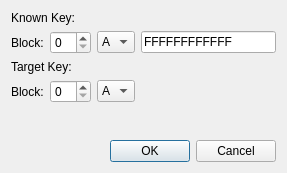
Old version of the form mf_attack_hardnesteddialog.ui in the repository wh201906/Proxmark3GUI.
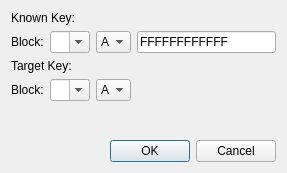
New version of the form.

The edit to the form file:
```diff
--- a/mf_attack_hardnesteddialog.ui
+++ b/mf_attack_hardnesteddialog.ui
@@ -31,14 +31,38 @@
       </widget>
      </item>
      <item>
-      <widget class="QSpinBox" name="knownKeySectorBox">
-       <property name="maximum">
-        <number>63</number>
+      <widget class="QComboBox" name="knownKeySectorBox">
+       <property name="minimumSize">
+        <size>
+         <width>40</width>
+         <height>0</height>
+        </size>
+       </property>
+       <property name="maximumSize">
+        <size>
+         <width>40</width>
+         <height>16777215</height>
+        </size>
+       </property>
+       <property name="editable">
+        <bool>true</bool>
        </property>
       </widget>
      </item>
      <item>
       <widget class="QComboBox" name="knownKeyTypeBox">
+       <property name="minimumSize">
+        <size>
+         <width>35</width>
+         <height>0</height>
+        </size>
+       </property>
+       <property name="maximumSize">
+        <size>
+         <width>35</width>
+         <height>16777215</height>
+        </size>
+       </property>
        <item>
         <property name="text">
          <string>A</string>
@@ -77,14 +101,38 @@
       </widget>
      </item>
      <item>
-      <widget class="QSpinBox" name="targetKeySectorBox">
-       <property name="maximum">
-        <number>63</number>
+      <widget class="QComboBox" name="targetKeySectorBox">
+       <property name="minimumSize">
+        <size>
+         <width>40</width>
+         <height>0</height>
+        </size>
+       </property>
+       <property name="maximumSize">
+        <size>
+         <width>40</width>
+         <height>16777215</height>
+        </size>
+       </property>
+       <property name="editable">
+        <bool>true</bool>
        </property>
       </widget>
      </item>
      <item>
       <widget class="QComboBox" name="targetKeyTypeBox">
+       <property name="minimumSize">
+        <size>
+         <width>35</width>
+         <height>0</height>
+        </size>
+       </property>
+       <property name="maximumSize">
+        <size>
+         <width>35</width>
+         <height>16777215</height>
+        </size>
+       </property>
        <item>
         <property name="text">
          <string>A</string>
```
